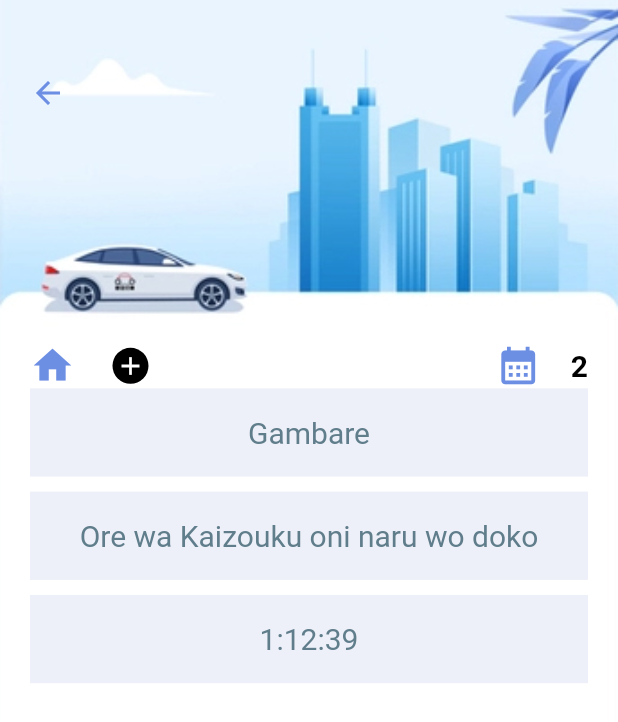
After one commit to soumyaa03/task_management, a Flutter app: the screen it shows after launch, after a tap on "View Tasks", on a phone screen of 412 x 824 dp. The commit adds this screen. Shown: the top 722 px of the screen. Run offline on Flutter 3.47's test engine with Material 2 defaults, Android fonts, the phone set to English and light mode, and no system bars; our stand-ins replace get.

Commit message:
add task and view task completed

```diff
--- a/lib/main.dart
+++ b/lib/main.dart
@@ -1,5 +1,6 @@
 import 'package:flutter/material.dart';
-import 'package:task_management/screens/add_task.dart';
+import 'package:task_management/screens/home_screen.dart';
+import 'package:get/get.dart';
 
 void main() {
   runApp(const MyApp());
@@ -11,13 +12,13 @@ class MyApp extends StatelessWidget {
   // This widget is the root of your application.
   @override
   Widget build(BuildContext context) {
-    return MaterialApp(
+    return GetMaterialApp(
       title: 'Flutter Demo',
       debugShowCheckedModeBanner: false,
       theme: ThemeData(
         primarySwatch: Colors.blue,
       ),
-      home: const AddTask(),
+      home: const HomeScreen(),
     );
   }
 }
--- a/lib/screens/home_screen.dart
+++ b/lib/screens/home_screen.dart
@@ -1,4 +1,7 @@
 import 'package:flutter/material.dart';
+import 'package:get/get.dart';
+import 'package:task_management/screens/add_task.dart';
+import 'package:task_management/screens/view_tasks.dart';
 import 'package:task_management/utils/app_colors.dart';
 import 'package:task_management/widgets/button_widget.dart';
 
@@ -39,17 +42,31 @@ class _HomeScreenState extends State<HomeScreen> {
             SizedBox(
               height: MediaQuery.of(context).size.height / 2.8,
             ),
-            const ButtonWidget(
-                backgroundColor: AppColors.mainColor,
-                text: "Add Task",
-                textColor: Colors.white),
+            InkWell(
+              onTap: () {
+                Get.to(() => const AddTask(),
+                    transition: Transition.fade,
+                    duration: const Duration(seconds: 1));
+              },
+              child: const ButtonWidget(
+                  backgroundColor: AppColors.mainColor,
+                  text: "Add Task",
+                  textColor: Colors.white),
+            ),
             const SizedBox(
               height: 20,
             ),
-            const ButtonWidget(
-                backgroundColor: Colors.white,
-                text: "View Tasks",
-                textColor: AppColors.mainColor)
+            InkWell(
+              onTap: () {
+                Get.to(() => const ViewTasks(),
+                    transition: Transition.fade,
+                    duration: const Duration(seconds: 1));
+              },
+              child: const ButtonWidget(
+                  backgroundColor: Colors.white,
+                  text: "View Tasks",
+                  textColor: AppColors.mainColor),
+            )
           ],
         ),
         decoration: const BoxDecoration(
--- /dev/null
+++ b/lib/screens/view_tasks.dart
@@ -0,0 +1,171 @@
+import 'package:flutter/material.dart';
+import 'package:get/get.dart';
+import 'package:task_management/utils/app_colors.dart';
+import 'package:task_management/widgets/button_widget.dart';
+import 'package:task_management/widgets/task_widget.dart';
+
+class ViewTasks extends StatelessWidget {
+  const ViewTasks({Key? key}) : super(key: key);
+
+  @override
+  Widget build(BuildContext context) {
+    List myData = ["Gambare", "Ore wa Kaizouku oni naru wo doko", "1:12:39"];
+    final leftEditIcon = Container(
+      margin: const EdgeInsets.only(bottom: 10),
+      color: Colors.green,
+      child: const Icon(
+        Icons.edit,
+        color: Colors.white,
+      ),
+      alignment: Alignment.centerLeft,
+    );
+    final rightEditIcon = Container(
+      margin: const EdgeInsets.only(bottom: 10),
+      color: Colors.red,
+      child: const Icon(
+        Icons.delete,
+        color: Colors.white,
+      ),
+      alignment: Alignment.centerRight,
+    );
+    return Scaffold(
+      body: Container(
+        width: double.maxFinite,
+        height: double.maxFinite,
+        padding: const EdgeInsets.only(left: 20, right: 20),
+        decoration: const BoxDecoration(
+            image: DecorationImage(
+                fit: BoxFit.cover, image: AssetImage("assets/addtask.jpg"))),
+        child: Column(
+          crossAxisAlignment: CrossAxisAlignment.start,
+          children: [
+            Container(
+              padding: const EdgeInsets.only(top: 50),
+              alignment: Alignment.topLeft,
+              width: double.maxFinite,
+              height: MediaQuery.of(context).size.height / 3.6,
+              child: InkWell(
+                onTap: (() => {
+                      Get.back()
+                      // Get.to(const HomeScreen(),
+                      //     transition: Transition.rightToLeft,
+                      //     duration: const Duration(seconds: 1))
+                    }),
+                child: const Icon(
+                  Icons.arrow_back,
+                  color: AppColors.secondaryColor,
+                ),
+              ),
+            ),
+            Container(
+              padding: const EdgeInsets.only(
+                  left: 0.0), //just to remove unnecessary container message
+              child: Row(
+                children: [
+                  const Icon(
+                    Icons.home,
+                    color: AppColors.secondaryColor,
+                    size: 30,
+                  ),
+                  const SizedBox(
+                    width: 25,
+                  ),
+                  Container(
+                    width: 24,
+                    height: 24,
+                    decoration: BoxDecoration(
+                        borderRadius: BorderRadius.circular(12),
+                        color: Colors.black),
+                    child: const Icon(
+                      Icons.add,
+                      color: Colors.white,
+                      size: 20,
+                    ),
+                  ),
+                  Expanded(child: Container()),
+                  const Icon(
+                    Icons.calendar_month_sharp,
+                    color: AppColors.secondaryColor,
+                    size: 30,
+                  ),
+                  const SizedBox(
+                    width: 20,
+                  ),
+                  const Text(
+                    "2",
+                    style: TextStyle(
+                        color: Colors.black,
+                        fontSize: 20,
+                        fontWeight: FontWeight.bold),
+                  )
+                ],
+              ),
+            ),
+            Flexible(
+              child: ListView.builder(
+                  itemCount: myData.length,
+                  itemBuilder: (context, index) {
+                    return Dismissible(
+                      key: ObjectKey(index),
+                      background: leftEditIcon,
+                      secondaryBackground: rightEditIcon,
+                      onDismissed: (DismissDirection direction) {},
+                      confirmDismiss: (DismissDirection direction) async {
+                        if (direction == DismissDirection.startToEnd) {
+                          showModalBottomSheet(
+                              backgroundColor: Colors.transparent,
+                              barrierColor: Colors.transparent,
+                              context: context,
+                              builder: (_) {
+                                return Container(
+                                  decoration: BoxDecoration(
+                                      color: Colors.blueGrey.withOpacity(0.4),
+                                      borderRadius: const BorderRadius.only(
+                                          topLeft: Radius.circular(20),
+                                          topRight: Radius.circular(20))),
+                                  height: 500,
+                                  child: Padding(
+                                    padding: const EdgeInsets.only(
+                                        left: 20, right: 20),
+                                    child: Column(
+                                      mainAxisAlignment:
+                                          MainAxisAlignment.center,
+                                      children: const [
+                                        ButtonWidget(
+                                            backgroundColor:
+                                                AppColors.mainColor,
+                                            text: "View",
+                                            textColor: Colors.white),
+                                        SizedBox(
+                                          height: 20,
+                                        ),
+                                        ButtonWidget(
+                                            backgroundColor:
+                                                AppColors.mainColor,
+                                            text: "Edit",
+                                            textColor: Colors.white)
+                                      ],
+                                    ),
+                                  ),
+                                );
+                              });
+                          return false;
+                        } else {
+                          return Future.delayed(
+                              const Duration(seconds: 1), () => true);
+                        }
+                      },
+                      child: Container(
+                        margin: const EdgeInsets.only(bottom: 10),
+                        child: TaskWidget(
+                            text: myData[index], color: Colors.blueGrey),
+                      ),
+                    );
+                  }),
+            )
+          ],
+        ),
+      ),
+    );
+  }
+}
--- /dev/null
+++ b/lib/widgets/task_widget.dart
@@ -0,0 +1,25 @@
+import 'package:flutter/cupertino.dart';
+
+class TaskWidget extends StatelessWidget {
+  final String text;
+  final Color color;
+  const TaskWidget({Key? key, required this.text, required this.color})
+      : super(key: key);
+
+  @override
+  Widget build(BuildContext context) {
+    return Container(
+      width: double.maxFinite,
+      height: MediaQuery.of(context).size.height / 14,
+      decoration: BoxDecoration(
+          color: const Color(0xFFedf0f8),
+          borderRadius: BorderRadius.circular(0)),
+      child: Center(
+        child: Text(
+          text,
+          style: TextStyle(fontSize: 20, color: color),
+        ),
+      ),
+    );
+  }
+}
--- a/lib/widgets/textfield_widget.dart
+++ b/lib/widgets/textfield_widget.dart
@@ -31,8 +31,7 @@ class TextFieldWidget extends StatelessWidget {
                   const BorderSide(color: AppColors.secondaryColor, width: 1)),
           enabledBorder: OutlineInputBorder(
               borderRadius: BorderRadius.circular(borderRadius!),
-              borderSide:
-                  const BorderSide(color: AppColors.secondaryColor, width: 1))),
+              borderSide: const BorderSide(color: Colors.white, width: 1))),
     );
   }
 }
```
Also changed, not shown: lib/screens/add_task.dart (+5 -2 lines), pubspec.yaml (+4 -12 lines), pubspec.lock, 2 other files.
